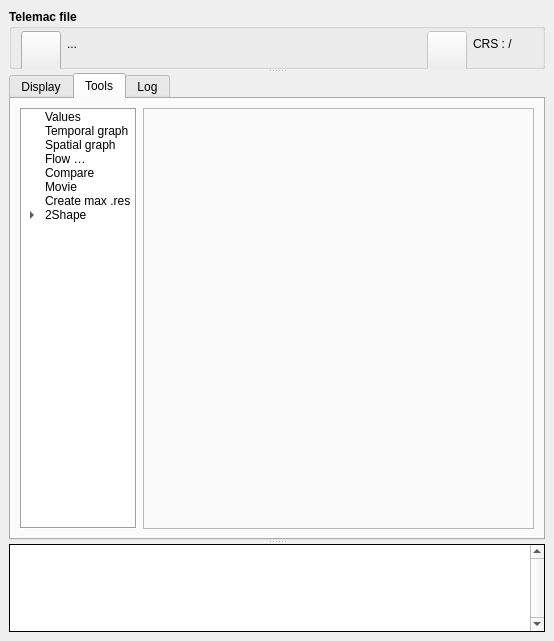
First picture: the form in ui/properties.ui, repository Artelia/PostTelemac, before the edit.
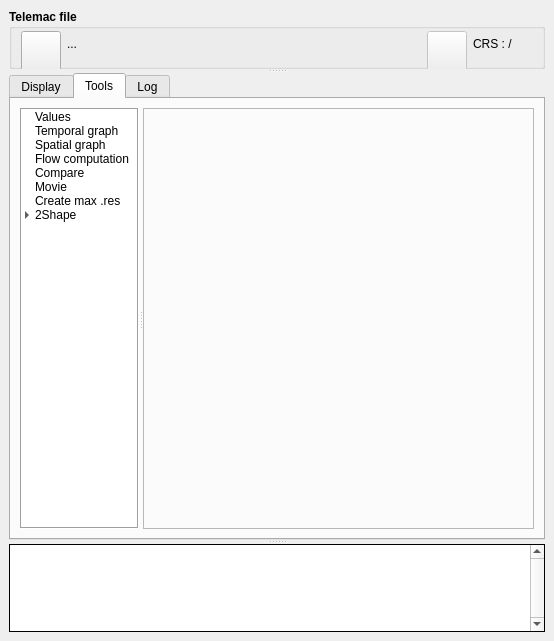
Second picture: the form after the edit. The open tabs and pages were chosen to show the change. Icons and pictures are not drawn.

Diff of the .ui file:
```diff
--- a/ui/properties.ui
+++ b/ui/properties.ui
@@ -41,8 +41,8 @@
      <verstretch>0</verstretch>
     </sizepolicy>
    </property>
-   <layout class="QGridLayout" name="gridLayout_6">
-    <item row="0" column="0">
+   <layout class="QHBoxLayout" name="horizontalLayout_4">
+    <item>
      <widget class="QSplitter" name="splitter">
       <property name="sizePolicy">
        <sizepolicy hsizetype="Preferred" vsizetype="Preferred">
@@ -1278,8 +1278,12 @@
         <attribute name="title">
          <string>Tools</string>
         </attribute>
-        <layout class="QHBoxLayout" name="horizontalLayout_4" stretch="0,0">
+        <layout class="QHBoxLayout" name="horizontalLayout_6">
          <item>
+          <widget class="QSplitter" name="splitter_2">
+           <property name="orientation">
+            <enum>Qt::Horizontal</enum>
+           </property>
           <widget class="QTreeWidget" name="treeWidget_utils">
            <property name="sizePolicy">
             <sizepolicy hsizetype="Preferred" vsizetype="Preferred">
@@ -1331,18 +1335,21 @@
            </property>
            <property name="iconSize">
             <size>
-             <width>30</width>
-             <height>30</height>
+              <width>25</width>
+              <height>25</height>
             </size>
            </property>
            <property name="textElideMode">
-            <enum>Qt::ElideLeft</enum>
+             <enum>Qt::ElideNone</enum>
+            </property>
+            <property name="indentation">
+             <number>10</number>
            </property>
            <property name="rootIsDecorated">
             <bool>true</bool>
            </property>
            <property name="wordWrap">
-            <bool>true</bool>
+             <bool>false</bool>
            </property>
            <attribute name="headerVisible">
             <bool>false</bool>
@@ -1438,8 +1445,6 @@
             </item>
            </item>
           </widget>
-         </item>
-         <item>
           <widget class="QStackedWidget" name="stackedWidget">
            <property name="sizePolicy">
             <sizepolicy hsizetype="Preferred" vsizetype="Preferred">
@@ -2668,6 +2673,7 @@
             </layout>
            </widget>
           </widget>
+          </widget>
          </item>
         </layout>
        </widget>
```
Left out of the diff: 74 changed lines with no effect on the pictures. Lines whose indentation alone changed are shown as unchanged.
